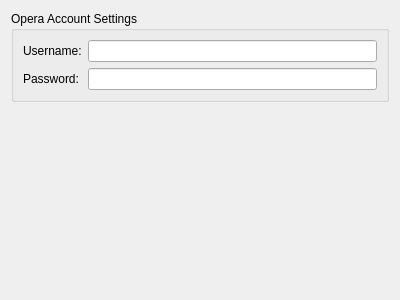
Before: the Qt Designer form src/sync/sync_opera_settings.ui in KDE/rekonq, drawn with Qt 5.
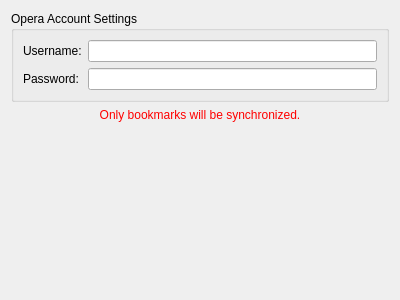
After: the same form once the commit is applied. Custom widgets are drawn as their Qt base class.

Commit message: Made minor changes in UI of sync wizard.

```diff
--- a/src/sync/sync_opera_settings.ui
+++ b/src/sync/sync_opera_settings.ui
@@ -43,6 +43,19 @@
      </layout>
     </widget>
    </item>
+   <item>
+    <widget class="QLabel" name="infoLabel">
+     <property name="styleSheet">
+      <string notr="true">QLabel { color : red; }</string>
+     </property>
+     <property name="text">
+      <string>Only bookmarks will be synchronized.</string>
+     </property>
+     <property name="alignment">
+      <set>Qt::AlignCenter</set>
+     </property>
+    </widget>
+   </item>
    <item>
     <spacer name="verticalSpacer">
      <property name="orientation">
```
The commit also changes 1 other file.
